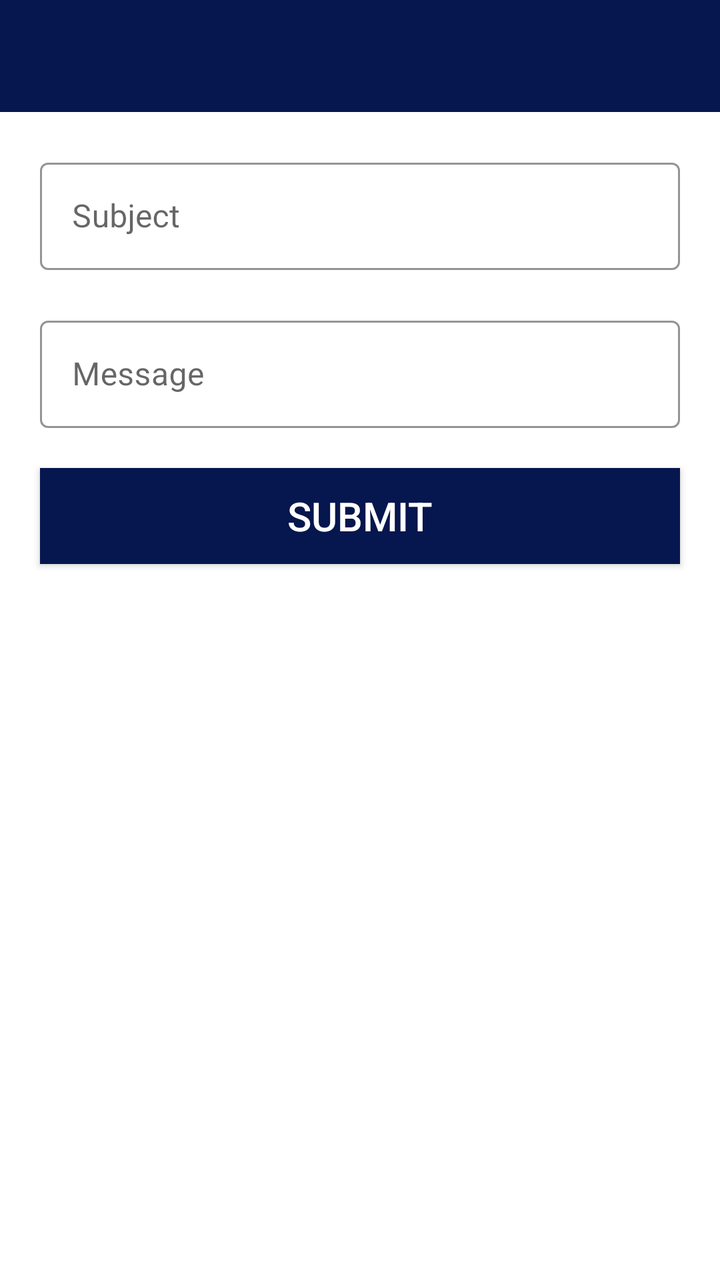
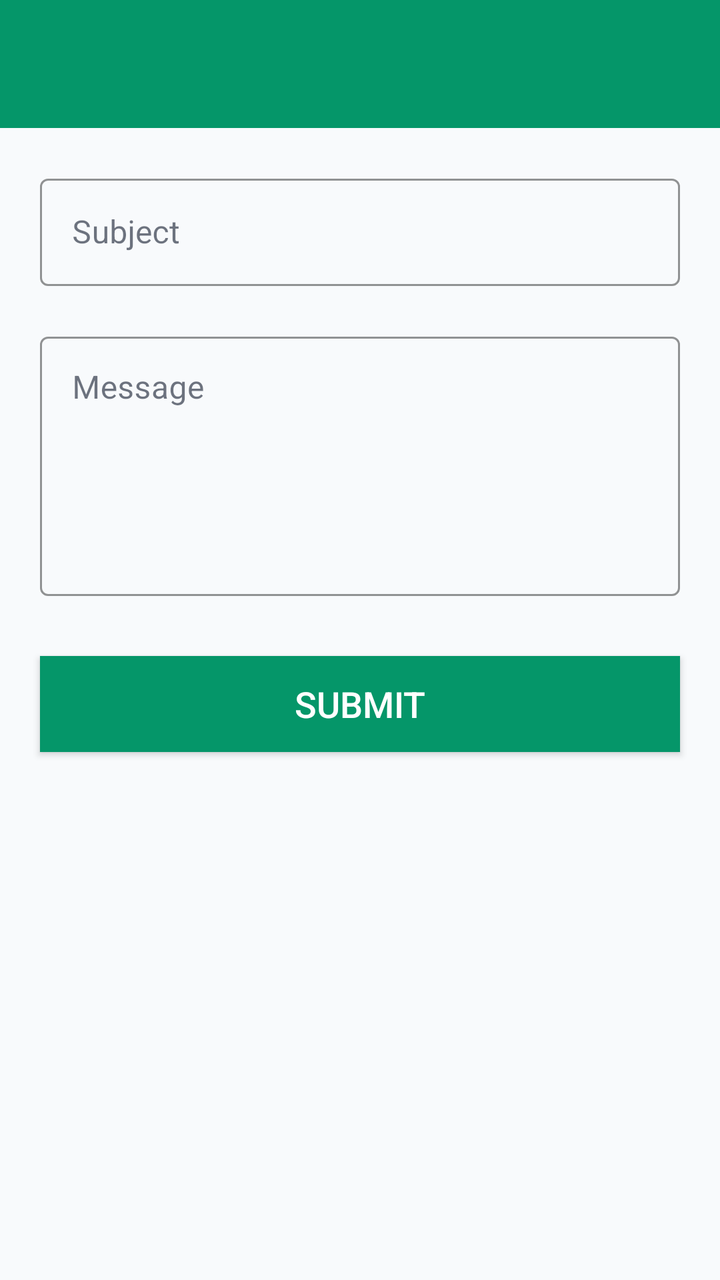

Screens rendered from an Android XML layout before and after an edit, with the pre-edit source and the edit as a unified diff.
<!-- AndroidManifest.xml: application theme Theme.TestMaster -->
<!-- res/layout/activity_feedback.xml -->
<?xml version="1.0" encoding="utf-8"?>
<LinearLayout xmlns:android="http://schemas.android.com/apk/res/android"
    xmlns:tools="http://schemas.android.com/tools"
    android:layout_width="match_parent"
    android:layout_height="match_parent"
    xmlns:app="http://schemas.android.com/apk/res-auto"
    tools:context=".activities.FeedbackActivity"
    android:background="@drawable/statusbar_background"
    android:fitsSystemWindows="true"
    android:orientation="vertical">
    <LinearLayout
        android:layout_width="match_parent"
        android:layout_height="match_parent"
        android:background="@color/white"
        android:orientation="vertical">
    <androidx.appcompat.widget.Toolbar
        android:id="@+id/toolbar"
        android:layout_width="match_parent"
        android:layout_height="wrap_content"
        android:background="@color/primary_blue"
        android:theme="@style/CustomSearchViewTheme"
        app:popupTheme="@style/CustomSearchViewTheme"
        android:text="Feedback"
        app:titleTextColor="@android:color/white"
        app:layout_constraintTop_toTopOf="parent">

    </androidx.appcompat.widget.Toolbar>
    <com.google.android.material.textfield.TextInputLayout
        android:layout_width="match_parent"
        android:layout_height="wrap_content"
        android:hint="Subject"
        android:layout_marginHorizontal="20dp"
        android:layout_marginTop="20dp"
        style="@style/Widget.MaterialComponents.TextInputLayout.OutlinedBox"
        app:boxStrokeColor="@color/darkgray">

        <com.google.android.material.textfield.TextInputEditText
            android:id="@+id/et_subject"
            android:layout_width="match_parent"
            android:layout_height="wrap_content"
            android:inputType="text"
            android:maxLength="10"
            android:padding="16dp"/>
    </com.google.android.material.textfield.TextInputLayout>
    <com.google.android.material.textfield.TextInputLayout
        android:layout_width="match_parent"
        android:layout_height="wrap_content"
        android:hint="Message"
        android:layout_marginHorizontal="20dp"
        android:layout_marginTop="20dp"
        style="@style/Widget.MaterialComponents.TextInputLayout.OutlinedBox"
        app:boxStrokeColor="@color/darkgray">

        <com.google.android.material.textfield.TextInputEditText
            android:id="@+id/et_msg"
            android:layout_width="match_parent"
            android:layout_height="wrap_content"
            android:inputType="text"
            android:padding="16dp"/>
    </com.google.android.material.textfield.TextInputLayout>
    <androidx.appcompat.widget.AppCompatButton
        android:id="@+id/btn_feedback_submit"
        android:layout_width="match_parent"
        android:layout_height="wrap_content"
        android:layout_marginHorizontal="20dp"
        android:layout_marginTop="20dp"
        android:background="@color/primary_blue"
        android:textColor="@color/white"
        android:textSize="20dp"
        android:text="Submit"/>
    </LinearLayout>
</LinearLayout>
<!-- resources referenced by this layout -->
<resources>
  <color name="darkgray">#888A8C</color>
  <color name="primary_blue">#06164E</color>
  <color name="white">#FFFFFFFF</color>
  <!-- drawable statusbar_background (drawable) -->
  <?xml version="1.0" encoding="utf-8"?>
  <layer-list xmlns:android="http://schemas.android.com/apk/res/android">
  
      <item android:height="150dp">
          <shape>
              <solid android:color="@color/primary_blue"/>
          </shape>
      </item>
  
      <item android:top="150dp">
          <shape>
              <solid android:color="@color/white"/>
          </shape>
      </item>
  
  </layer-list>
  <style name="CustomSearchViewTheme" parent="ThemeOverlay.AppCompat.Dark.ActionBar">
          <item name="colorControlActivated">@android:color/white</item>
          <item name="android:textColor">@android:color/white</item>
          <item name="android:textColorHint">@android:color/white</item>
          <item name="android:queryBackground">@android:color/transparent</item>
      </style>
  <style name="Theme.TestMaster" parent="Base.Theme.TestMaster" />
  <style name="Base.Theme.TestMaster" parent="Theme.MaterialComponents.DayNight.NoActionBar">
          
           <item name="colorPrimary">@color/primary_blue</item>
          <item name="android:statusBarColor">@color/primary_blue</item>
          <item name="colorAccent">@color/primary_blue</item>
      </style>
</resources>

<!-- the commit's change to res/layout/activity_feedback.xml (unified diff, before → after) -->
@@ -11,13 +11,13 @@
     <LinearLayout
         android:layout_width="match_parent"
         android:layout_height="match_parent"
-        android:background="@color/white"
+        android:background="@color/background"
         android:orientation="vertical">
     <androidx.appcompat.widget.Toolbar
         android:id="@+id/toolbar"
         android:layout_width="match_parent"
         android:layout_height="wrap_content"
-        android:background="@color/primary_blue"
+        android:background="@color/primary"
         android:theme="@style/CustomSearchViewTheme"
         app:popupTheme="@style/CustomSearchViewTheme"
         android:text="Feedback"
@@ -32,14 +32,15 @@
         android:layout_marginHorizontal="20dp"
         android:layout_marginTop="20dp"
         style="@style/Widget.MaterialComponents.TextInputLayout.OutlinedBox"
-        app:boxStrokeColor="@color/darkgray">
+        app:boxStrokeColor="@color/primary">
 
         <com.google.android.material.textfield.TextInputEditText
             android:id="@+id/et_subject"
             android:layout_width="match_parent"
             android:layout_height="wrap_content"
             android:inputType="text"
-            android:maxLength="10"
+            android:textColor="@color/text_primary"
+            android:maxLength="50"
             android:padding="16dp"/>
     </com.google.android.material.textfield.TextInputLayout>
     <com.google.android.material.textfield.TextInputLayout
@@ -49,13 +50,16 @@
         android:layout_marginHorizontal="20dp"
         android:layout_marginTop="20dp"
         style="@style/Widget.MaterialComponents.TextInputLayout.OutlinedBox"
-        app:boxStrokeColor="@color/darkgray">
+        app:boxStrokeColor="@color/primary">
 
         <com.google.android.material.textfield.TextInputEditText
             android:id="@+id/et_msg"
             android:layout_width="match_parent"
             android:layout_height="wrap_content"
-            android:inputType="text"
+            android:inputType="textMultiLine"
+            android:gravity="top"
+            android:minLines="5"
+            android:textColor="@color/text_primary"
             android:padding="16dp"/>
     </com.google.android.material.textfield.TextInputLayout>
     <androidx.appcompat.widget.AppCompatButton
@@ -63,10 +67,10 @@
         android:layout_width="match_parent"
         android:layout_height="wrap_content"
         android:layout_marginHorizontal="20dp"
-        android:layout_marginTop="20dp"
-        android:background="@color/primary_blue"
+        android:layout_marginTop="30dp"
+        android:background="@color/primary"
         android:textColor="@color/white"
-        android:textSize="20dp"
+        android:textSize="18sp"
         android:text="Submit"/>
     </LinearLayout>
 </LinearLayout>
<!-- resource entries referenced after the edit -->
@@ -1,7 +1,8 @@
 <!-- resources referenced by this layout -->
 <resources>
-  <color name="darkgray">#888A8C</color>
-  <color name="primary_blue">#06164E</color>
+  <color name="background">#F8FAFC</color>
+  <color name="primary">#059669</color>
+  <color name="text_primary">#0F172A</color>
   <color name="white">#FFFFFFFF</color>
   <!-- drawable statusbar_background (drawable) -->
   <?xml version="1.0" encoding="utf-8"?>
@@ -9,29 +10,69 @@
   
       <item android:height="150dp">
           <shape>
-              <solid android:color="@color/primary_blue"/>
+              <solid android:color="@color/primary"/>
           </shape>
       </item>
   
       <item android:top="150dp">
           <shape>
-              <solid android:color="@color/white"/>
+              <solid android:color="@color/background"/>
           </shape>
       </item>
   
   </layer-list>
   <style name="CustomSearchViewTheme" parent="ThemeOverlay.AppCompat.Dark.ActionBar">
-          <item name="colorControlActivated">@android:color/white</item>
-          <item name="android:textColor">@android:color/white</item>
-          <item name="android:textColorHint">@android:color/white</item>
+          <item name="colorControlActivated">@color/white</item>
+          <item name="android:textColor">@color/white</item>
+          <item name="android:textColorHint">@color/white</item>
           <item name="android:queryBackground">@android:color/transparent</item>
       </style>
   <style name="Theme.TestMaster" parent="Base.Theme.TestMaster" />
-  <style name="Base.Theme.TestMaster" parent="Theme.MaterialComponents.DayNight.NoActionBar">
+  <style name="Base.Theme.TestMaster" parent="Theme.Material3.DayNight.NoActionBar">
           
-           <item name="colorPrimary">@color/primary_blue</item>
-          <item name="android:statusBarColor">@color/primary_blue</item>
-          <item name="colorAccent">@color/primary_blue</item>
+          <item name="colorPrimary">@color/primary</item>
+          <item name="colorOnPrimary">@color/onPrimary</item>
+          <item name="colorPrimaryContainer">@color/primaryContainer</item>
+          <item name="colorOnPrimaryContainer">@color/onPrimaryContainer</item>
+  
+          <item name="colorSecondary">@color/secondary</item>
+          <item name="colorOnSecondary">@color/onSecondary</item>
+          <item name="colorSecondaryContainer">@color/secondaryContainer</item>
+          <item name="colorOnSecondaryContainer">@color/onSecondaryContainer</item>
+  
+          
+          <item name="android:windowBackground">@color/background</item>
+          <item name="colorSurface">@color/surface</item>
+          <item name="colorOnSurface">@color/onSurface</item>
+          <item name="colorSurfaceVariant">@color/surfaceVariant</item>
+          <item name="colorOnSurfaceVariant">@color/onSurfaceVariant</item>
+          <item name="colorOutline">@color/outline</item>
+  
+          
+          <item name="colorError">@color/error</item>
+          <item name="colorOnError">@color/onError</item>
+          <item name="colorErrorContainer">@color/errorContainer</item>
+          <item name="colorOnErrorContainer">@color/onErrorContainer</item>
+  
+          
+          <item name="android:statusBarColor">@color/surface</item>
+          <item name="android:windowLightStatusBar">true</item>
       </style>
+  <color name="onPrimary">#FFFFFF</color>
+  <color name="primaryContainer">#D1FAE5</color>
+  <color name="onPrimaryContainer">#064E3B</color>
+  <color name="secondary">#64748B</color>
+  <color name="onSecondary">#FFFFFF</color>
+  <color name="secondaryContainer">#F1F5F9</color>
+  <color name="onSecondaryContainer">#0F172A</color>
+  <color name="surface">#FFFFFF</color>
+  <color name="onSurface">#0F172A</color>
+  <color name="surfaceVariant">#E2E8F0</color>
+  <color name="onSurfaceVariant">#475569</color>
+  <color name="outline">#94A3B8</color>
+  <color name="error">#EF4444</color>
+  <color name="onError">#FFFFFF</color>
+  <color name="errorContainer">#FEE2E2</color>
+  <color name="onErrorContainer">#991B1B</color>
 </resources>
 
